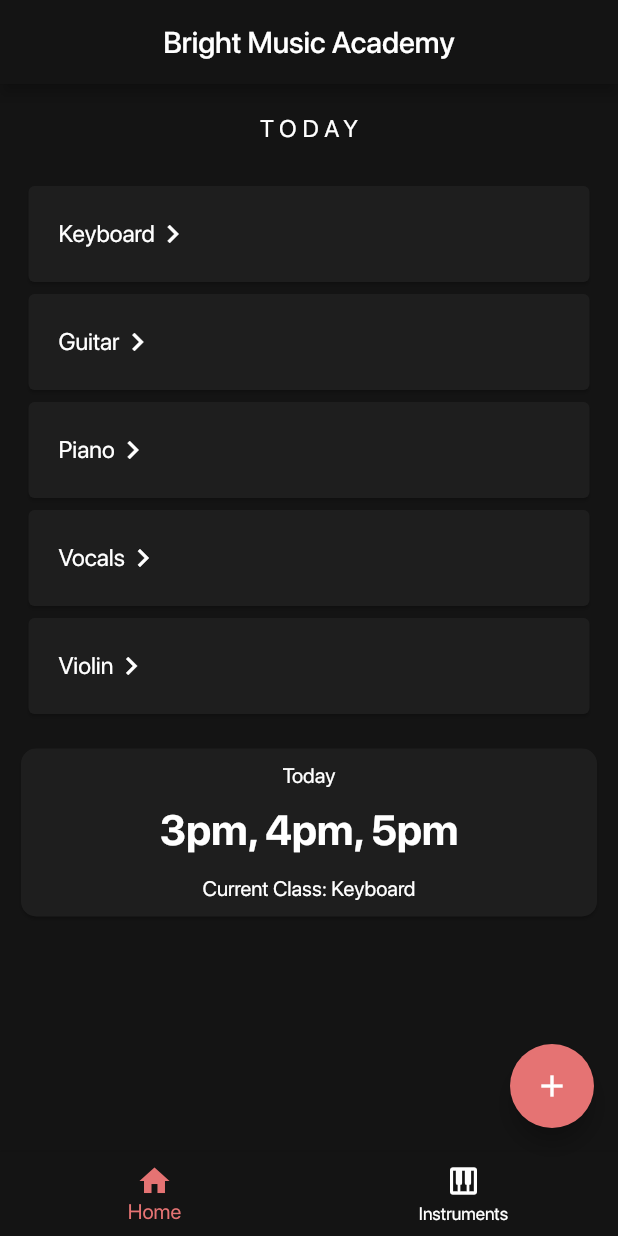
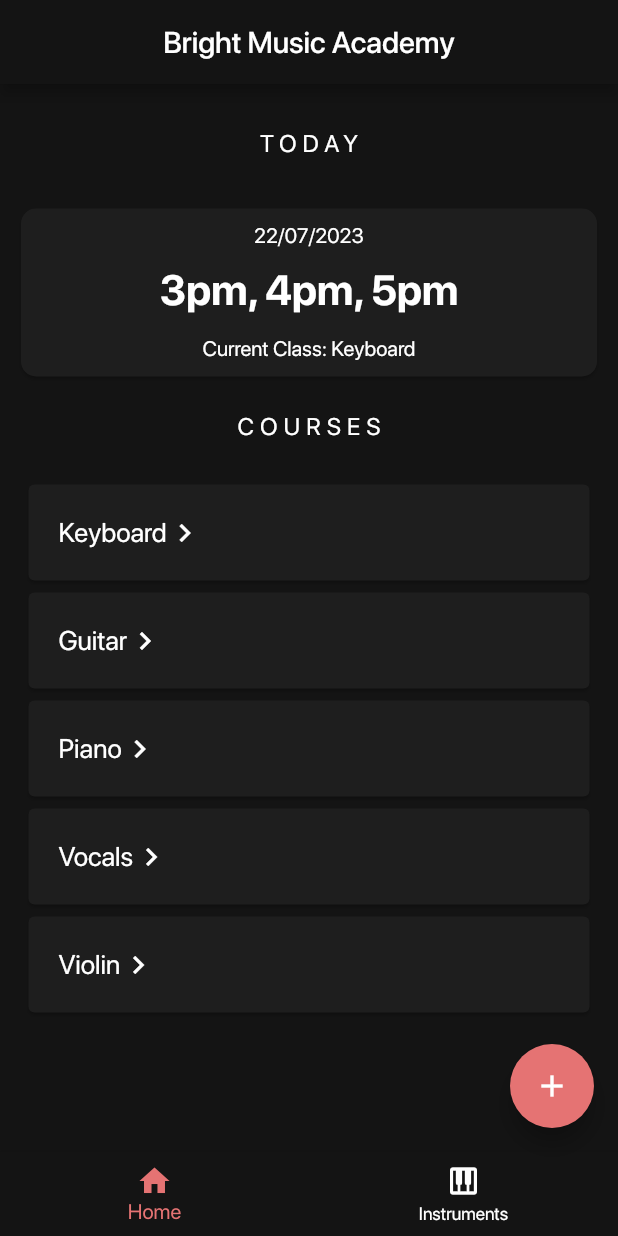
Before and after one commit to itcodehery/FlutterAttendanceApp, a Flutter app: the screen it shows after launch, on a phone screen of 412 x 824 dp. Run offline on Flutter 3.47's test engine with Material 2 defaults, Android fonts, the phone set to English and light mode, and no system bars.

Commit message:
Added README assets and fixed Cards

```diff
--- a/attendance_app/lib/instrumentcard.dart
+++ b/attendance_app/lib/instrumentcard.dart
@@ -18,7 +18,7 @@ class InstrumentCard extends StatelessWidget {
               Align(
                 alignment: Alignment.center,
                 child: Text(
-                  "Today",
+                  "22/07/2023",
                   style: TextStyle(color: Colors.white),
                 ),
               ),
--- a/attendance_app/lib/main.dart
+++ b/attendance_app/lib/main.dart
@@ -42,7 +42,7 @@
                     Text(item,
                         style: const TextStyle(
                           color: Colors.white,
-                          fontSize: 16,
+                          fontSize: 18,
                         )),
                     const Icon(color: Colors.white, Icons.chevron_right),
                   ]),
@@ -74,11 +74,12 @@
                 padding: const EdgeInsets.all(10),
                 child: Column(children: [
                   const CategoryTitleText(categoryTitle: 'TODAY'),
+                  const SizedBox(height: 10),
+                  const InstrumentCard(),
+                  const CategoryTitleText(categoryTitle: 'COURSES'),
                   Padding(
                       padding: const EdgeInsets.all(5),
                       child: instrumentsList(instruments)),
-                  const SizedBox(height: 10),
-                  const InstrumentCard(),
                 ])),
           )),
       theme: ThemeData(
@@ -101,7 +102,7 @@
   Widget build(BuildContext context) {
     return Column(mainAxisAlignment: MainAxisAlignment.spaceEvenly, children: [
       const SizedBox(
-        height: 10,
+        height: 20,
       ),
       Text(
         categoryTitle,
```
Also changed, not shown: readme_assets/Screenshot_1690039434.png (added), 1 other file.
